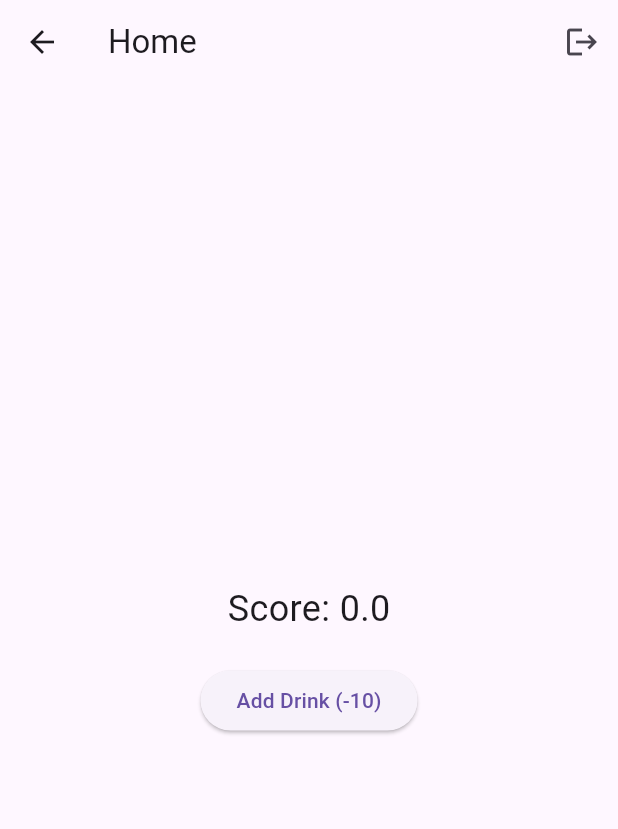
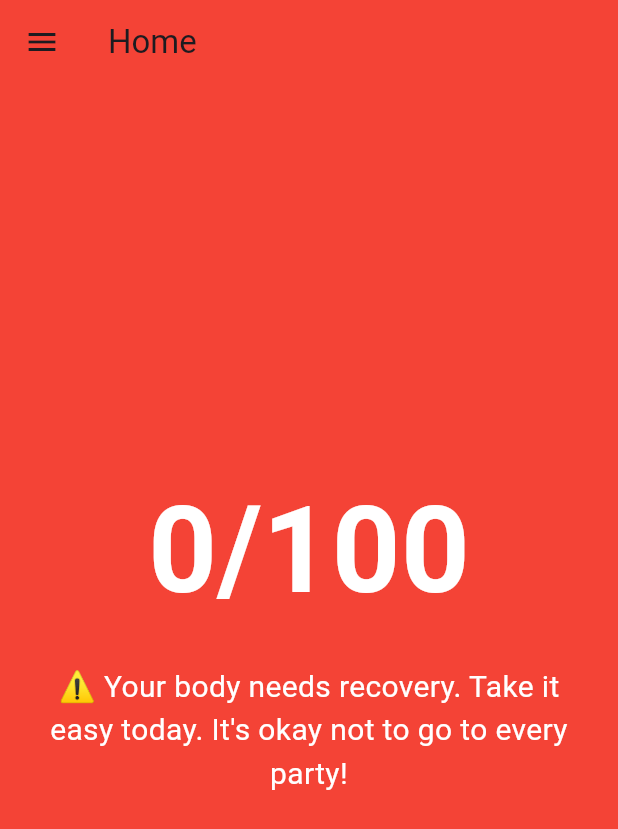
Before and after one commit to yanagrund/BWTHW-Erasmhealth_project, a Flutter app: the HomePage screen opened directly, on a phone screen of 412 x 824 dp. Shown: the top 829 px of the screen. Run offline on Flutter 3.47's test engine with Material 3 defaults, Android fonts, the phone set to English and light mode, and no system bars; our stand-ins replace shared_preferences; accounts and stored records are empty.

Commit message:
modification of homepage to show color and score + hamburger menu

```diff
--- a/application_erasmhealth/lib/screens/HomePage.dart
+++ b/application_erasmhealth/lib/screens/HomePage.dart
@@ -2,42 +2,115 @@ import 'package:flutter/material.dart';
 import 'package:provider/provider.dart';
 import 'package:application_erasmhealth/providers/app_state.dart';
 
-/// Home screen after login
 class HomePage extends StatelessWidget {
   const HomePage({super.key});
+
+  /// Get color based on score
+  Color getColor(double score) {
+    if (score <= 50) {
+      return Colors.red;
+    } else if (score <= 75) {
+      return Colors.orange;
+    } else {
+      return Colors.green;
+    }
+  }
+
+  /// Get message based on score
+  String getMessage(double score) {
+    if (score <= 50) {
+      return "⚠️ Your body needs recovery. Take it easy today. It's okay not to go to every party!";
+    } else if (score <= 75) {
+      return "🙂 You're doing okay. Stay hydrated, rest well and don't drink too much tonight";
+    } else {
+      return "💪 You're in great shape! Keep going!";
+    }
+  }
 
   @override
   Widget build(BuildContext context) {
     final appState = Provider.of<AppState>(context);
+    final score = appState.score;
+
+    final color = getColor(score);
+    final message = getMessage(score);
 
     return Scaffold(
+      drawer: Drawer(
+        child: ListView(
+          children: [
+            const DrawerHeader(
+              child: Text("Menu", style: TextStyle(fontSize: 24)),
+            ),
+            ListTile(
+              leading: const Icon(Icons.home),
+              title: const Text("Home"),
+              onTap: () {},
+            ),
+            ListTile(
+              leading: const Icon(Icons.history),
+              title: const Text("History"),
+              onTap: () {},
+            ),
+            ListTile(
+              leading: const Icon(Icons.show_chart),
+              title: const Text("Simulation"),
+              onTap: () {},
+            ),
+            ListTile(
+              leading: const Icon(Icons.healing),
+              title: const Text("Recovery"),
+              onTap: () {},
+            ),
+            ListTile(
+              leading: const Icon(Icons.logout),
+              title: const Text("Logout"),
+              onTap: () {
+                appState.logout();
+              },
+            ),
+          ],
+        ),
+      ),
+
       appBar: AppBar(
         title: const Text("Home"),
-        actions: [
-          IconButton(
-            icon: const Icon(Icons.logout),
-            onPressed: () {
-              appState.logout();
-            },
-          ),
-        ],
+        backgroundColor: color,
       ),
 
-      body: Center(
+      body: Container(
+        width: double.infinity,
+        height: double.infinity,
+        color: color, // FULL SCREEN COLOR
         child: Column(
           mainAxisAlignment: MainAxisAlignment.center,
           children: [
+            /// SCORE
             Text(
-              "Score: ${appState.score}",
-              style: const TextStyle(fontSize: 24),
+              "${score.toInt()}/100",
+              style: const TextStyle(
+                fontSize: 80,
+                fontWeight: FontWeight.bold,
+                color: Colors.white,
+              ),
             ),
 
             const SizedBox(height: 20),
 
-            ElevatedButton(
-              onPressed: appState.addDrink,
-              child: const Text("Add Drink (-10)"),
+            /// MESSAGE
+            Padding(
+              padding: const EdgeInsets.symmetric(horizontal: 30),
+              child: Text(
+                message,
+                textAlign: TextAlign.center,
+                style: const TextStyle(
+                  fontSize: 20,
+                  color: Colors.white,
+                ),
+              ),
             ),
+
+            const SizedBox(height: 40),
           ],
         ),
       ),
```
